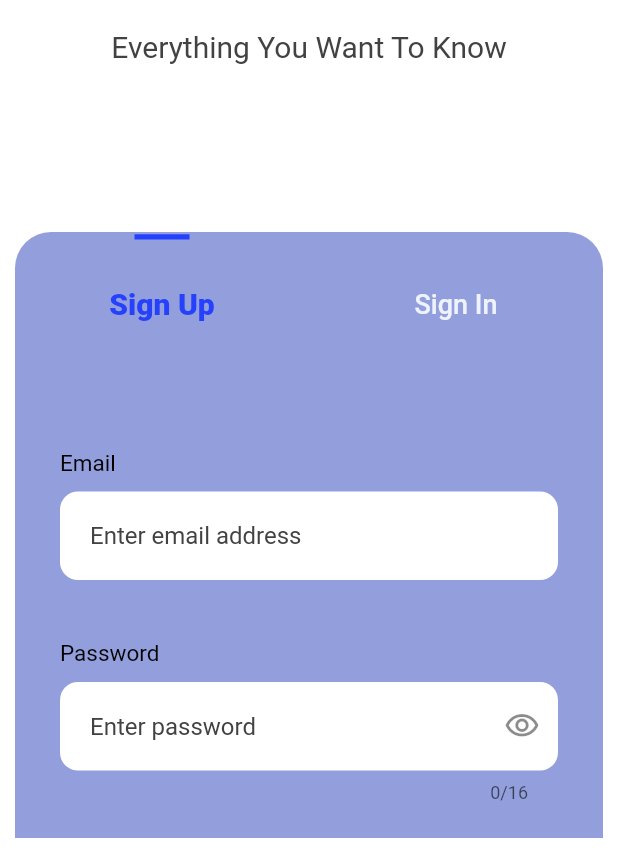
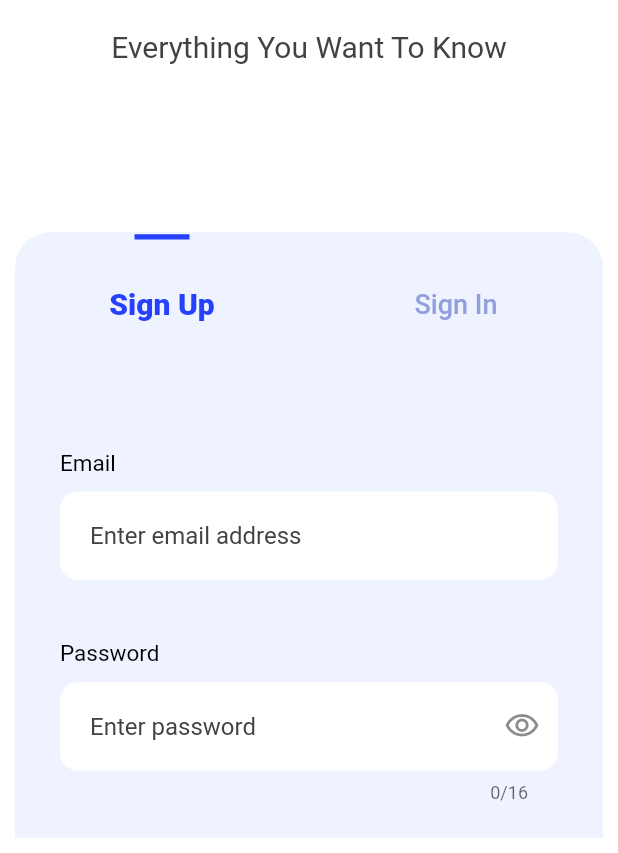
Before and after one commit to mariamadebolahamzat/news_block, a Flutter app: the screen it shows after launch, on a phone screen of 412 x 824 dp, the part 383-1236 px from its top. Run offline on Flutter 3.47's test engine with Material 2 defaults, Android fonts, the phone set to English and light mode, and no system bars.

Commit message:
refactored colors.dart

```diff
--- a/lib/shared/colors.dart
+++ b/lib/shared/colors.dart
@@ -1,9 +1,9 @@
 import 'package:flutter/material.dart';
 
 class AppColors{
-  static const Color bgColor = Color(0xFF929fdc);
+  static const Color bgColor = Color(0xFFeff3ff);
   static const Color lightTextColor = Color(0xFF84868a);
   static const Color darkTextColor = Color(0xFF424242);
-  static const Color lightBlue = Color(0xFFeff3ff);
+  static const Color lightBlue = Color(0xFF929fdc);
   static const Color deepBlue = Color(0xFF2541fb);
 }
```
